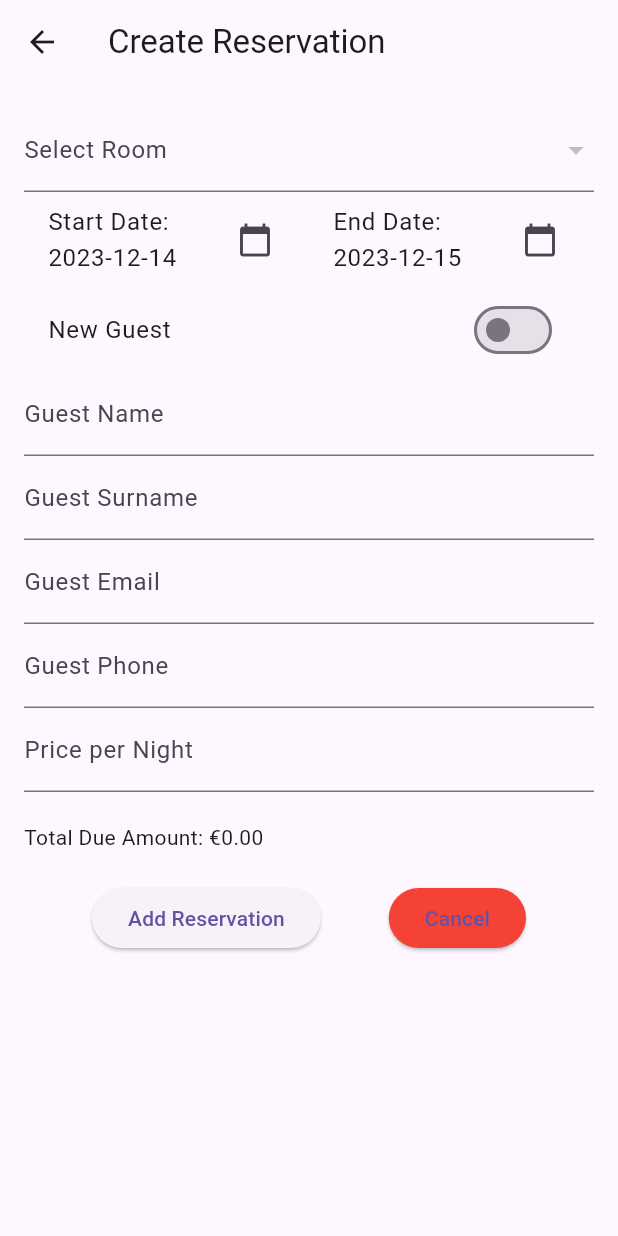
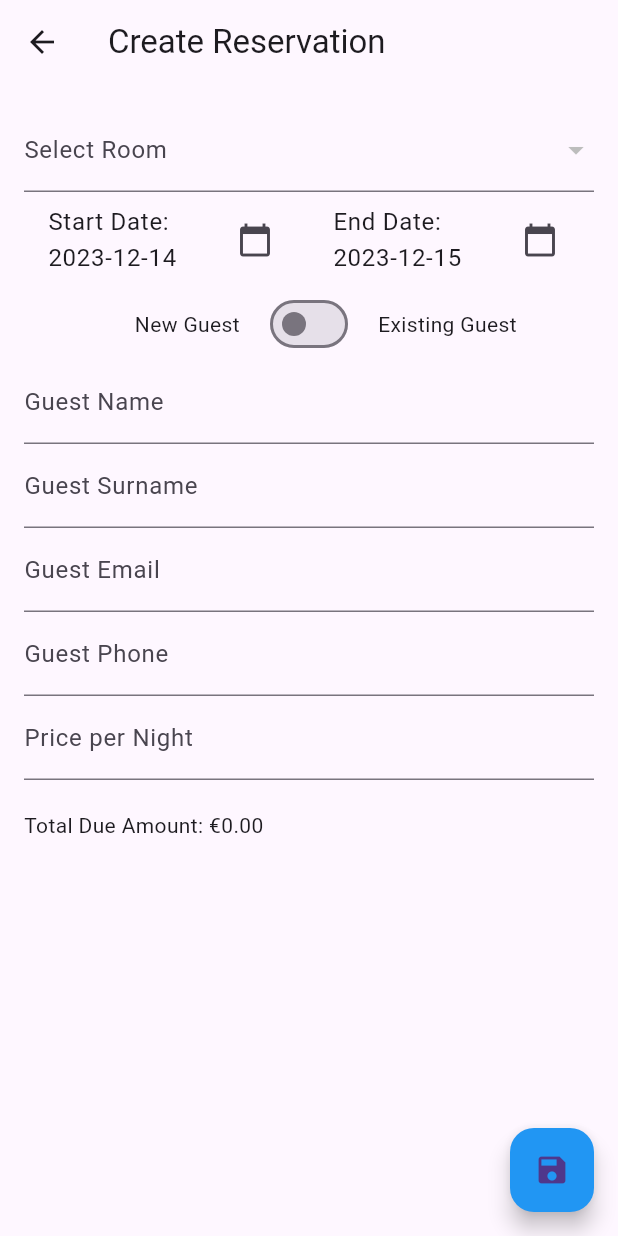
Before and after one commit to Langerais/capstone-pms, a Flutter app: the CreateReservationView screen opened directly, on a phone screen of 412 x 824 dp. Run offline on Flutter 3.47's test engine with Material 3 defaults, Android fonts, the light colour scheme and no system bars; our stand-ins replace fluttertoast, visibility_detector; network calls fail.

Commit message:
Create Reservation: Price/Night is now mandatory, Formatting, Create Reservation button is now floating button, CANCEL button removed, Double check for existing reservations on new reservation attempt, dispose() method updated

```diff
--- a/lib/arrivals_departures_view.dart
+++ b/lib/arrivals_departures_view.dart
@@ -248,7 +248,7 @@ class _ArrivalsDeparturesTableState extends State<ArrivalsDeparturesTable> {
           ListView.builder(
             shrinkWrap: true,
             physics: const NeverScrollableScrollPhysics(), // Disable ListView scrolling
-            itemCount: rooms.length, // Assuming you have a list of rooms
+            itemCount: rooms.length,
             itemBuilder: (BuildContext context, int index) {
               Room room = rooms[index];
 
--- a/lib/create_reservation_view.dart
+++ b/lib/create_reservation_view.dart
@@ -192,9 +192,11 @@ class _CreateReservationViewState extends State<CreateReservationView> {
     try {
       // Validate all fields before proceeding
       if (selectedRoom == null) throw Exception("Room is not selected");
-      if (selectedGuestId == null && (nameController.text.isEmpty || surnameController.text.isEmpty || emailController.text.isEmpty || phoneController.text.isEmpty)) {
+      if (selectedGuestId == null && (nameController.text.isEmpty || surnameController.text.isEmpty || emailController.text.isEmpty || phoneController.text.isEmpty || pricePerNightController.text.isEmpty)) {
         throw Exception("Guest details are incomplete");
       }
+
+      if(guestExistsMessage == '') {
         double dueAmount = double.tryParse(pricePerNightController.text) ?? 0;
         if (dueAmount <= 0) throw Exception("Invalid price per night");
 
@@ -209,7 +211,8 @@ class _CreateReservationViewState extends State<CreateReservationView> {
           );
           actualGuestId = newGuest.id; // Use the new guest's ID
         } else {
-        actualGuestId = selectedGuestId!; // Use the existing non-null guest ID
+          actualGuestId =
+          selectedGuestId!; // Use the existing non-null guest ID
         }
 
         await ReservationService.addReservation(
@@ -231,7 +234,9 @@ class _CreateReservationViewState extends State<CreateReservationView> {
         );
 
         Navigator.pop(context); // Navigate back to previous screen
+      } else {
 
+      }
       // Show success message or navigate to another screen
     } catch (e) {
       // Show error message
@@ -340,17 +345,32 @@ class _CreateReservationViewState extends State<CreateReservationView> {
                 padding: const EdgeInsets.symmetric(vertical: 8.0),
                 child: Text(guestExistsMessage, style: TextStyle(color: Colors.red)),
               ),
-            SwitchListTile(
-              title: Text(isExistingGuest ? 'Existing Guest' : 'New Guest'),
+            Row(
+              mainAxisAlignment: MainAxisAlignment.spaceBetween,
+              children: <Widget>[
+                const Expanded(
+                  flex: 1,
+                  child: Padding(
+                    padding: EdgeInsets.only(right: 16.0),
+                    child: Text('New Guest', textAlign: TextAlign.right),
+                  ),
+                ),
+                Switch(
                   value: isExistingGuest,
                   onChanged: (bool value) {
                     setState(() {
                       isExistingGuest = value;
-                  if (!value) {
-                    selectedGuestId = null; // Clear selection when switching to 'New Guest'
-                  }
                     });
                   },
+                ),
+                const Expanded(
+                  flex: 1,
+                  child: Padding(
+                    padding: EdgeInsets.only(left: 16.0),
+                    child: Text('Existing Guest', textAlign: TextAlign.left),
+                  ),
+                ),
+              ],
             ),
 
             if (isExistingGuest) ...[
@@ -481,22 +501,13 @@ class _CreateReservationViewState extends State<CreateReservationView> {
             SizedBox(height: 20),
             Text('Total Due Amount: €${totalDueAmount.toStringAsFixed(2)}'),
             SizedBox(height: 20),
-            Row(
-              mainAxisAlignment: MainAxisAlignment.spaceEvenly,
-              children: [
-                ElevatedButton(
-                  onPressed: addReservation,
-                  child: Text('Add Reservation'),
-                ),
-                ElevatedButton(
-                  onPressed: cancelReservation,
-                  child: Text('Cancel'),
-                  style: ElevatedButton.styleFrom(primary: Colors.red),
-                ),
           ],
         ),
-          ],
       ),
+      floatingActionButton: FloatingActionButton(
+        onPressed: addReservation,
+        child: Icon(Icons.save),
+        backgroundColor: Colors.blue,
       ),
     );
   }
```
Lines whose indentation alone changed are shown as unchanged.
